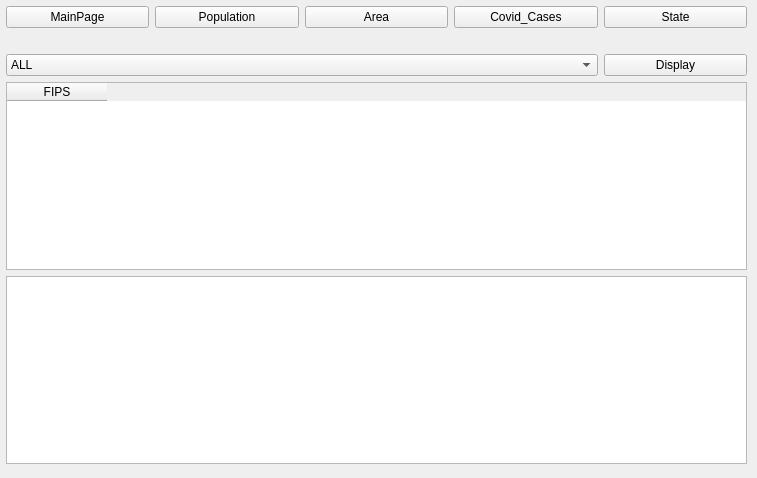
First picture: the form in CSE412_UI/County.ui, repository devi1X/CSE412_DatabaseProject, before the edit.
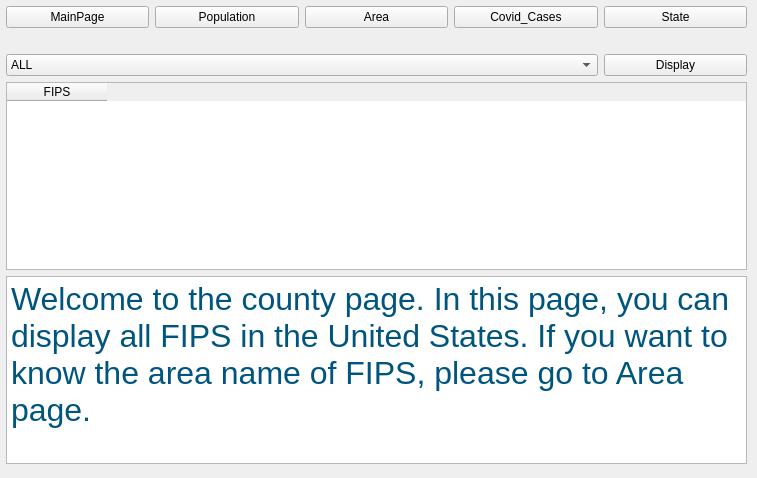
Second picture: the form after the edit.

Commit message: added description of each page

What changed in the file:
```diff
--- a/CSE412_UI/County.ui
+++ b/CSE412_UI/County.ui
@@ -13,7 +13,7 @@
   <property name="windowTitle">
    <string>Form</string>
   </property>
-  <widget class="QWidget" name="">
+  <widget class="QWidget" name="layoutWidget">
    <property name="geometry">
     <rect>
      <x>6</x>
@@ -107,7 +107,15 @@
      </widget>
     </item>
     <item row="5" column="0" colspan="5">
-     <widget class="QTextBrowser" name="textBrowser"/>
+     <widget class="QTextBrowser" name="textBrowser">
+      <property name="html">
+       <string>&lt;!DOCTYPE HTML PUBLIC &quot;-//W3C//DTD HTML 4.0//EN&quot; &quot;http://www.w3.org/TR/REC-html40/strict.dtd&quot;&gt;
+&lt;html&gt;&lt;head&gt;&lt;meta name=&quot;qrichtext&quot; content=&quot;1&quot; /&gt;&lt;style type=&quot;text/css&quot;&gt;
+p, li { white-space: pre-wrap; }
+&lt;/style&gt;&lt;/head&gt;&lt;body style=&quot; font-family:'SimSun'; font-size:9pt; font-weight:400; font-style:normal;&quot;&gt;
+&lt;p style=&quot; margin-top:0px; margin-bottom:0px; margin-left:0px; margin-right:0px; -qt-block-indent:0; text-indent:0px;&quot;&gt;&lt;span style=&quot; font-size:24pt; color:#00557f;&quot;&gt;Welcome to the county page. In this page, you can display all FIPS in the United States. If you want to know the area name of FIPS, please go to Area page. &lt;/span&gt;&lt;/p&gt;&lt;/body&gt;&lt;/html&gt;</string>
+      </property>
+     </widget>
     </item>
    </layout>
   </widget>
```
The commit also changes 6 other files.
